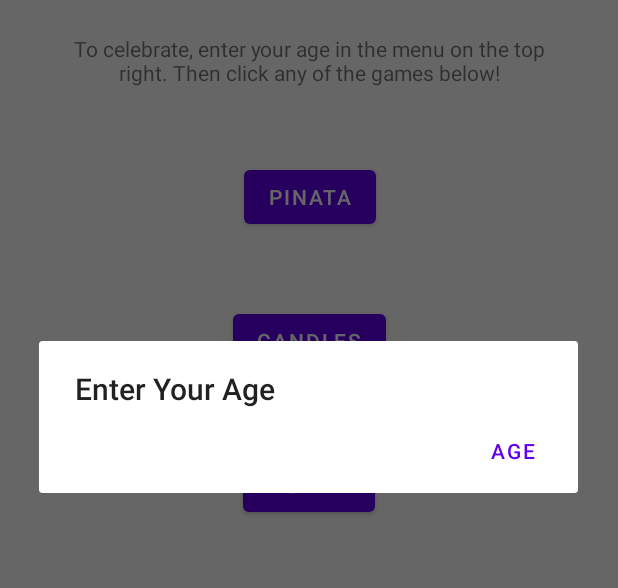
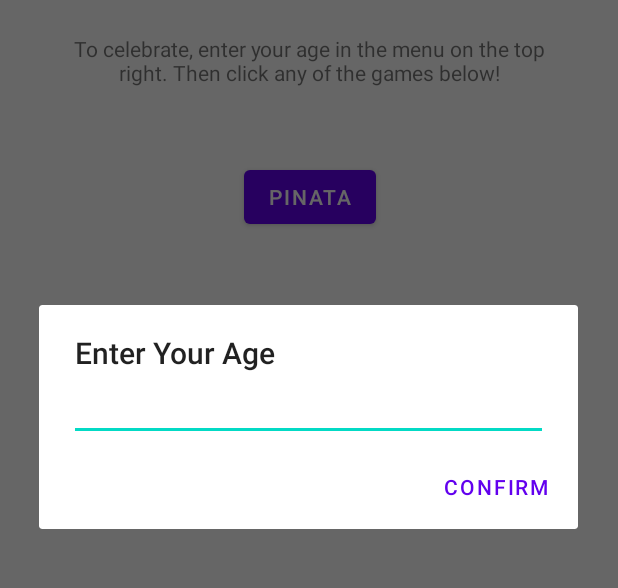
Before and after one commit to victorialei21/Birthday, an Android app: the screen it shows after launch (MainActivity), in the options menu, after a tap on "Age", on a phone screen of 412 x 824 dp, the part 201-789 px from its top. Run offline under Robolectric (Android 15) with nearby library versions, the phone set to English and light mode, and no system bars.

Commit message:
put edittext in alertdialog

```diff
--- a/app/src/main/java/com/example/birthday/CandlesActivity.kt
+++ b/app/src/main/java/com/example/birthday/CandlesActivity.kt
@@ -8,4 +8,5 @@ class CandlesActivity : AppCompatActivity() {
         super.onCreate(savedInstanceState)
         setContentView(R.layout.activity_candles)
     }//onCreate
+
 }//CandlesActivity
--- a/app/src/main/java/com/example/birthday/MainActivity.kt
+++ b/app/src/main/java/com/example/birthday/MainActivity.kt
@@ -1,5 +1,6 @@
 package com.example.birthday
 
+import android.content.DialogInterface
 import android.content.Intent
 import android.os.Bundle
 import android.view.Menu
@@ -10,8 +11,9 @@ import android.widget.EditText
 import androidx.appcompat.app.AlertDialog
 import androidx.appcompat.app.AppCompatActivity
 
+
 class MainActivity : AppCompatActivity() {
-    lateinit var editTextInput: String
+    var age = 1
 
     override fun onCreate(savedInstanceState: Bundle?) {
         super.onCreate(savedInstanceState)
@@ -26,23 +28,30 @@ class MainActivity : AppCompatActivity() {
 
 
     override fun onOptionsItemSelected(item: MenuItem): Boolean {
-        val editText = EditText(this)
+        val customLayout : View = layoutInflater
+            .inflate(R.layout.custom_alertdialog, null)
+
         when (item.itemId) {
             R.id.age -> AlertDialog.Builder(this)
                 .setTitle("Enter Your Age")
-                .setPositiveButton("age"){ _,_ ->
-                    val editTextInput: String = editText.getText().toString()
-                }
+                .setView(customLayout)
+                .setPositiveButton("Confirm", DialogInterface.OnClickListener(){
+                        dialogInterface: DialogInterface?, i: Int ->
+                        var editText = customLayout.findViewById<EditText>(R.id.editText)
+                        age = Integer.parseInt(editText.text.toString())
+                        println("age: $age")
+                })
                 .show()
         }
         return false
-    } //end onOptionsItemSelected
+    } //onOptionsItemSelected
+
 
     fun showGame(view : View){
         when(view.id){
-            R.id.pinataButton -> intent = Intent(applicationContext, PinataActivity::class.java)
-            R.id.candlesButton -> intent = Intent(applicationContext, CandlesActivity::class.java)
-            R.id.giftButton -> intent = Intent(applicationContext, GiftActivity::class.java)
+            R.id.pinataButton -> intent = Intent(this, PinataActivity::class.java)
+            R.id.candlesButton -> intent = Intent(this, CandlesActivity::class.java)
+            R.id.giftButton -> intent = Intent(this, GiftActivity::class.java)
         }
         startActivity(intent)
     }//showGame
--- /dev/null
+++ b/app/src/main/res/layout/custom_alertdialog.xml
@@ -0,0 +1,15 @@
+<?xml version="1.0" encoding="utf-8"?>
+<LinearLayout
+    xmlns:android="http://schemas.android.com/apk/res/android"
+    android:orientation="vertical"
+    android:paddingLeft="20dp"
+    android:paddingRight="20dp"
+    android:layout_width="match_parent"
+    android:layout_height="match_parent">
+
+    <EditText
+        android:id="@+id/editText"
+        android:inputType="number"
+        android:layout_width="match_parent"
+        android:layout_height="wrap_content"/>
+</LinearLayout>
```
